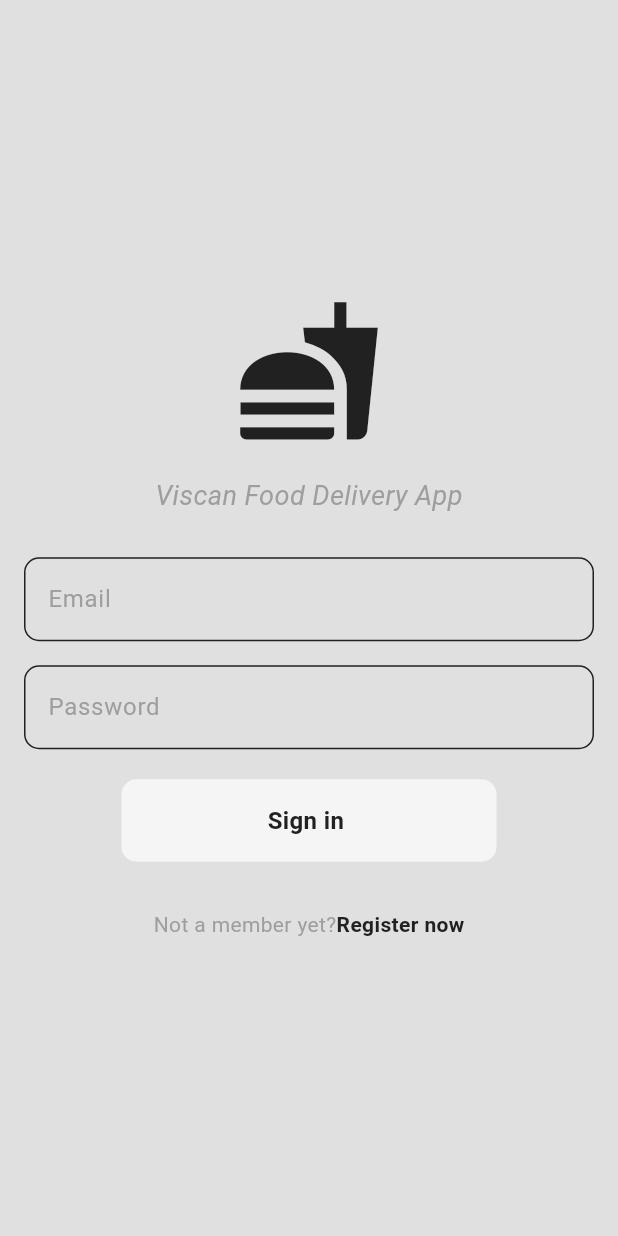
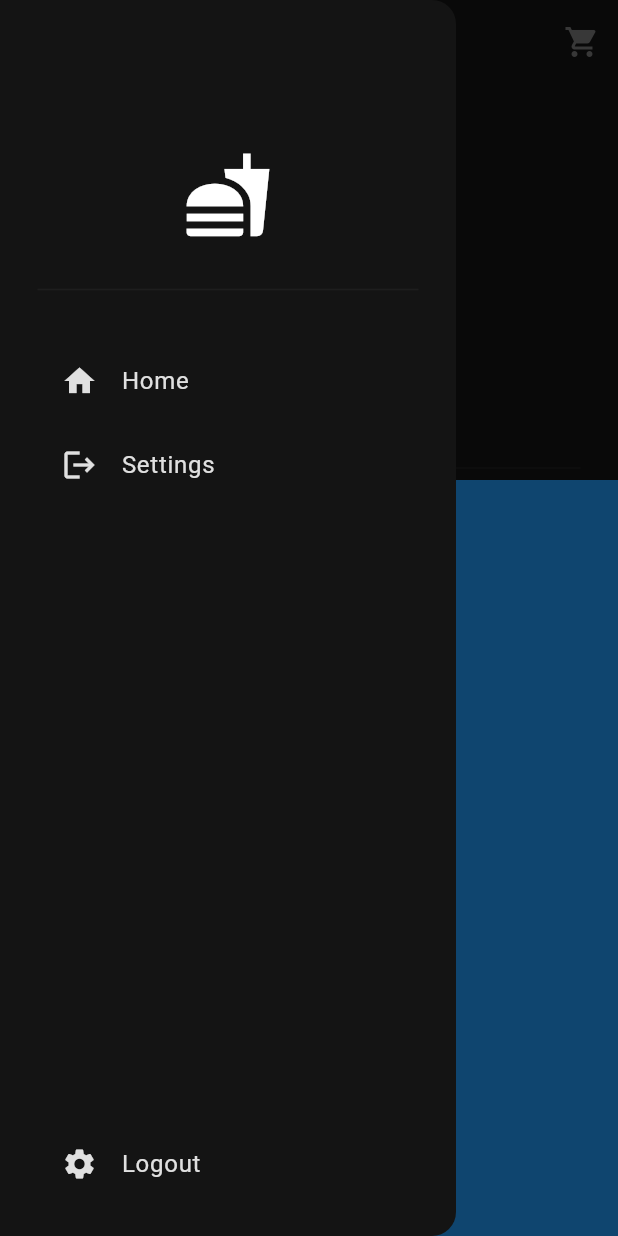
Before and after one commit to Orekidesu/Viscan-Food-Delivey-App, a Flutter app: the screen it shows after launch, with the side drawer open (before the commit the screen has no drawer), on a phone screen of 412 x 824 dp. Run offline on Flutter 3.47's test engine with Material 3 defaults, Android fonts, the phone set to English and light mode, and no system bars.

Commit message:
Home page and Settings

```diff
--- /dev/null
+++ b/lib/custom_widgets/my_drawer.dart
@@ -0,0 +1,52 @@
+import 'package:flutter/material.dart';
+import 'package:viscan_food_delivery_app/custom_widgets/my_drawer_tile.dart';
+import 'package:viscan_food_delivery_app/screens/settings/settings_page.dart';
+
+class MyDrawer extends StatelessWidget {
+  const MyDrawer({super.key});
+
+  @override
+  Widget build(BuildContext context) {
+    return Drawer(
+      backgroundColor: Theme.of(context).colorScheme.background,
+      child: Column(children: [
+        // App logo
+        const Padding(
+          padding: EdgeInsets.only(top: 100.0),
+          child: Icon(Icons.fastfood, size: 60),
+        ),
+
+        Padding(
+          padding: const EdgeInsets.all(25.0),
+          child: Divider(color: Theme.of(context).colorScheme.secondary),
+        ),
+
+        // Home List tile
+        MyDrawerTile(
+          text: 'Home',
+          icon: Icons.home,
+          onTap: () => Navigator.pop(context),
+        ),
+
+        // settings list tile
+        MyDrawerTile(
+          text: 'Settings',
+          icon: Icons.logout,
+          onTap: () {
+            Navigator.pop(context);
+            Navigator.push(context,
+                MaterialPageRoute(builder: (context) => const SettingsPage()));
+          },
+        ),
+        // logout list tile
+        const Spacer(),
+        MyDrawerTile(
+          text: 'Logout',
+          icon: Icons.settings,
+          onTap: () => Navigator.pop(context),
+        ),
+        const SizedBox(height: 20.0)
+      ]),
+    );
+  }
+}
--- /dev/null
+++ b/lib/custom_widgets/my_drawer_tile.dart
@@ -0,0 +1,28 @@
+import 'package:flutter/material.dart';
+
+class MyDrawerTile extends StatelessWidget {
+  final String text;
+  final IconData icon;
+  final void Function()? onTap;
+
+  const MyDrawerTile({
+    super.key,
+    required this.text,
+    required this.icon,
+    required this.onTap,
+  });
+  @override
+  Widget build(BuildContext context) {
+    return Padding(
+      padding: const EdgeInsets.only(left: 25.0),
+      child: ListTile(
+        title: Text(text,
+            style:
+                TextStyle(color: Theme.of(context).colorScheme.inversePrimary)),
+        leading:
+            Icon(icon, color: Theme.of(context).colorScheme.inversePrimary),
+        onTap: onTap,
+      ),
+    );
+  }
+}
--- a/lib/main.dart
+++ b/lib/main.dart
@@ -1,6 +1,6 @@
 import 'package:flutter/material.dart';
 import 'package:viscan_food_delivery_app/screens/authentication/login_or_register.dart';
-import 'screens/authentication/login_page.dart';
+import 'package:viscan_food_delivery_app/screens/homepage/home_page.dart';
 import 'package:viscan_food_delivery_app/theme/theme_provider.dart';
 import 'package:provider/provider.dart';
 
@@ -19,7 +19,8 @@
   Widget build(BuildContext context) {
     return MaterialApp(
       debugShowCheckedModeBanner: false,
-      home: LoginOrRegister(),
+      // home: LoginOrRegister(),
+      home: HomePage(),
       theme: Provider.of<ThemeProvider>(context).themeData,
     );
   }
--- a/lib/screens/homepage/home_page.dart
+++ b/lib/screens/homepage/home_page.dart
@@ -1,4 +1,6 @@
 import 'package:flutter/material.dart';
+import 'package:viscan_food_delivery_app/custom_widgets/my_drawer.dart';
+import 'package:viscan_food_delivery_app/custom_widgets/my_sliver_app_bar.dart';
 
 class HomePage extends StatefulWidget {
   const HomePage({super.key});
@@ -11,9 +13,29 @@ class _HomePageState extends State<HomePage> {
   @override
   Widget build(BuildContext context) {
     return Scaffold(
-      body: Center(
-        child: Text(' This is the Homepage'),
-      ),
+      drawer: const MyDrawer(),
+      body: NestedScrollView(
+          headerSliverBuilder: (context, innerBoxScrolled) => [
+                MySliverAppBar(
+                    child: Column(
+                      mainAxisAlignment: MainAxisAlignment.end,
+                      children: [
+                        Divider(
+                          indent: 25,
+                          endIndent: 25,
+                          color: Theme.of(context).colorScheme.secondary,
+                        ),
+
+                        // my current location
+
+                        //  description box
+                      ],
+                    ),
+                    title: Text('Title')),
+              ],
+          body: Container(
+            color: Colors.blue,
+          )),
     );
   }
 }
--- a/lib/theme/theme_provider.dart
+++ b/lib/theme/theme_provider.dart
@@ -3,7 +3,7 @@ import './dark_mode.dart';
 import './light_mode.dart';
 
 class ThemeProvider with ChangeNotifier {
-  ThemeData _themeData = lightMode;
+  ThemeData _themeData = darkMode;
 
   ThemeData get themeData => _themeData;
 
```
Also changed, not shown: lib/custom_widgets/my_current_location.dart (added, +55 -0 lines), lib/custom_widgets/my_sliver_app_bar.dart (added, +41 -0 lines), lib/screens/settings/settings_page.dart (added, +51 -0 lines).
